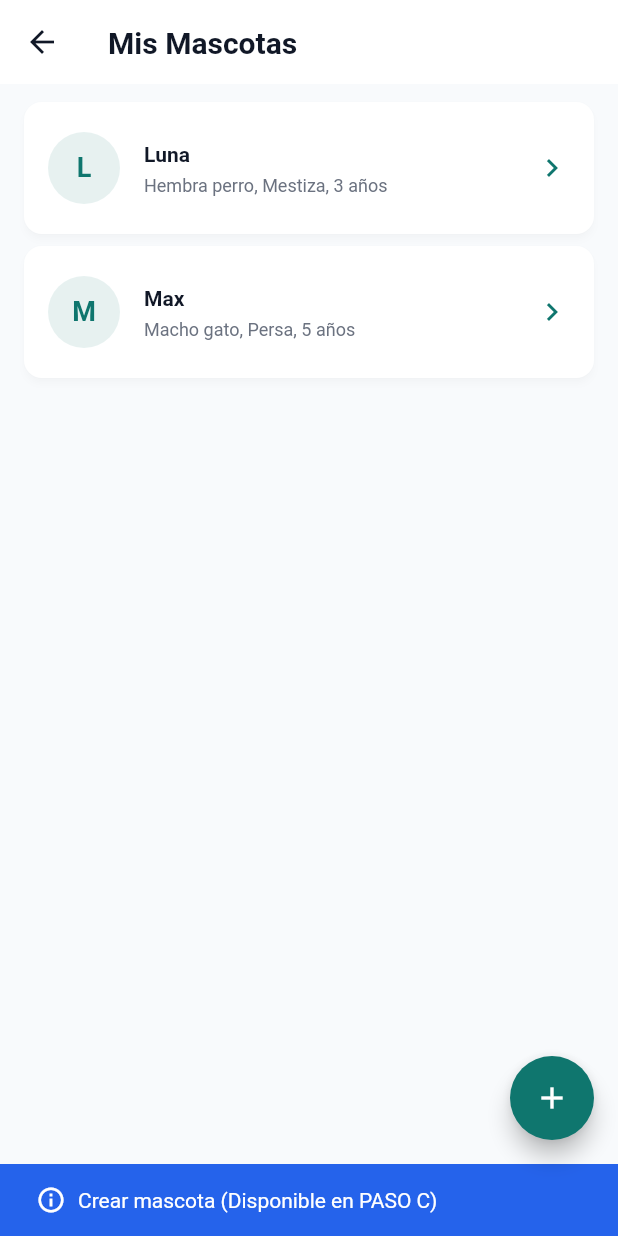
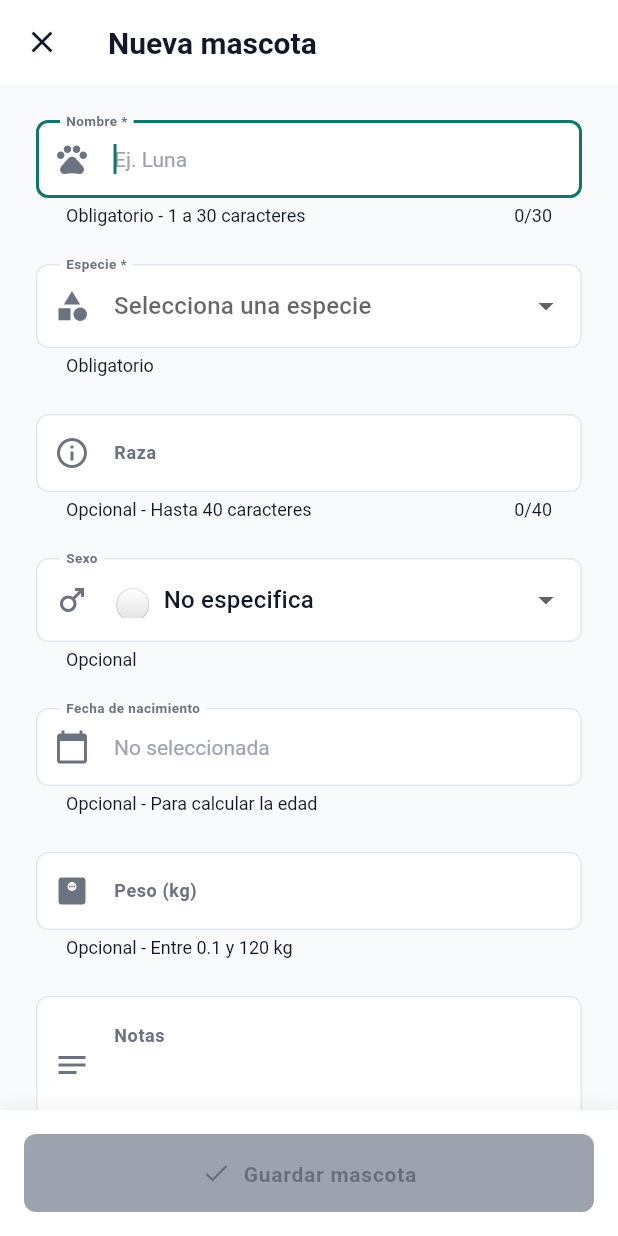
Before and after one commit to ESTAPIA/PetCare-Prototipo, a Flutter app: the PetListScreen screen opened directly, after a tap on the "add" icon, on a phone screen of 412 x 824 dp. Run offline on Flutter 3.47's test engine with Material 3 defaults, Android fonts, the phone set to English and light mode, and no system bars; our stand-ins replace shared_preferences, table_calendar; accounts and stored records are empty.

Commit message:
feat(PROC-001): PASO C - Formulario crear mascota con 7 campos y validaciones

```diff
--- a/lib/screens/pets/pet_list_screen.dart
+++ b/lib/screens/pets/pet_list_screen.dart
@@ -5,6 +5,7 @@ import '../../core/theme/app_spacing.dart';
 import '../../data/mock_pets.dart';
 import '../../models/pet.dart';
 import '../../widgets/common/empty_state.dart';
+import 'pet_new_screen.dart';
 
 /// SCR-PET-LIST: Pantalla de lista de mascotas (PROC-001)
 ///
@@ -98,33 +99,19 @@ class _PetListScreenState extends State<PetListScreen> {
 
   /// Navega a la pantalla de crear nueva mascota
   ///
-  /// PLACEHOLDER: Implementar cuando se complete PASO C
+  /// Abre formulario modal y recarga lista si se creó mascota
   Future<void> _navigateToCreatePet() async {
-    // TODO PASO C: Reemplazar con navegación real
-    // final result = await Navigator.pushNamed(context, AppRoutes.petNew);
-    // if (result == true) {
-    //   _loadPets(); // Recargar lista después de crear
-    // }
+    final result = await Navigator.push<bool>(
+      context,
+      MaterialPageRoute(
+        builder: (context) => const PetNewScreen(),
+        fullscreenDialog: true, // Muestra X en lugar de <-
+      ),
+    );
 
-    if (mounted) {
-      ScaffoldMessenger.of(context).showSnackBar(
-        const SnackBar(
-          content: Row(
-            children: [
-              Icon(Icons.info_outline, color: Colors.white, size: 20),
-              SizedBox(width: AppSpacing.sm),
-              Expanded(
-                child: Text(
-                  'Crear mascota (Disponible en PASO C)',
-                  style: TextStyle(fontSize: 14),
-                ),
-              ),
-            ],
-          ),
-          backgroundColor: AppColors.info,
-          duration: Duration(seconds: 3),
-        ),
-      );
+    // Si se creó una mascota, recargar la lista
+    if (result == true && mounted) {
+      _loadPets();
     }
   }
 
--- /dev/null
+++ b/lib/screens/pets/pet_new_screen.dart
@@ -0,0 +1,454 @@
+import 'package:flutter/material.dart';
+import 'package:flutter/services.dart';
+import 'package:intl/intl.dart';
+import '../../core/theme/app_colors.dart';
+import '../../core/theme/app_typography.dart';
+import '../../core/theme/app_spacing.dart';
+import '../../models/pet.dart';
+import '../../data/mock_pets.dart';
+
+/// SCR-PET-NEW: Crear nueva mascota (PROC-001)
+///
+/// Formulario completo para registrar una mascota con:
+/// - Campos obligatorios: nombre*, especie*
+/// - Campos opcionales: raza, sexo, fecha nacimiento, peso, notas
+/// - Validaciones inline según Pet.validarXXX()
+/// - Botón guardar con loading state
+///
+/// Tokens de diseño aplicados:
+/// - Tipografía: H1 (título), Label (campos), Body (inputs)
+/// - Color: Primary (botón, focus), Error (validación)
+/// - Espaciado: lg (24dp separación campos)
+/// - Componentes: TextFormField, DropdownButtonFormField
+class PetNewScreen extends StatefulWidget {
+  const PetNewScreen({super.key});
+
+  @override
+  State<PetNewScreen> createState() => _PetNewScreenState();
+}
+
+class _PetNewScreenState extends State<PetNewScreen> {
+  final _formKey = GlobalKey<FormState>();
+
+  // Controllers para campos de texto
+  final _nombreController = TextEditingController();
+  final _razaController = TextEditingController();
+  final _pesoController = TextEditingController();
+  final _notasController = TextEditingController();
+
+  // Estado del formulario
+  PetSpecies? _selectedEspecie;
+  PetGender _selectedSexo = PetGender.noEspecifica;
+  DateTime? _selectedFechaNacimiento;
+  bool _isSaving = false;
+
+  @override
+  void dispose() {
+    _nombreController.dispose();
+    _razaController.dispose();
+    _pesoController.dispose();
+    _notasController.dispose();
+    super.dispose();
+  }
+
+  /// Validar si el formulario tiene datos mínimos obligatorios
+  bool get _isFormValid {
+    return _nombreController.text.trim().isNotEmpty &&
+           _selectedEspecie != null;
+  }
+
+  /// Seleccionar fecha de nacimiento
+  ///
+  /// Abre DatePicker nativo con rango válido (no futuro)
+  Future<void> _selectFechaNacimiento() async {
+    final DateTime? picked = await showDatePicker(
+      context: context,
+      initialDate: _selectedFechaNacimiento ?? DateTime.now(),
+      firstDate: DateTime(1990), // Mascotas pueden tener hasta ~35 años
+      lastDate: DateTime.now(), // No fechas futuras
+      helpText: 'Selecciona fecha de nacimiento',
+      cancelText: 'Cancelar',
+      confirmText: 'Aceptar',
+      locale: const Locale('es'),
+    );
+
+    if (picked != null && picked != _selectedFechaNacimiento) {
+      setState(() {
+        _selectedFechaNacimiento = picked;
+      });
+    }
+  }
+
+  /// Guardar mascota en repositorio
+  ///
+  /// Flujo:
+  /// 1. Validar formulario
+  /// 2. Crear objeto Pet con datos
+  /// 3. Llamar a MockPetsRepository.createPet()
+  /// 4. Regresar con true para recargar lista
+  Future<void> _savePet() async {
+    // Validar formulario
+    if (!_formKey.currentState!.validate()) {
+      return;
+    }
+
+    // Validación adicional de campos obligatorios
+    if (!_isFormValid) {
+      ScaffoldMessenger.of(context).showSnackBar(
+        const SnackBar(
+          content: Row(
+            children: [
+              Icon(Icons.error_outline, color: Colors.white, size: 20),
+              SizedBox(width: AppSpacing.sm),
+              Expanded(
+                child: Text('Completa los campos obligatorios (*)'),
+              ),
+            ],
+          ),
+          backgroundColor: AppColors.error,
+          duration: Duration(seconds: 3),
+        ),
+      );
+      return;
+    }
+
+    setState(() => _isSaving = true);
+
+    try {
+      // Parsear peso si existe
+      double? peso;
+      if (_pesoController.text.trim().isNotEmpty) {
+        peso = double.tryParse(_pesoController.text.trim());
+      }
+
+      // Crear objeto Pet
+      final newPet = Pet(
+        id: '', // El repositorio generará el ID
+        nombre: _nombreController.text.trim(),
+        especie: _selectedEspecie!,
+        raza: _razaController.text.trim().isEmpty
+            ? null
+            : _razaController.text.trim(),
+        sexo: _selectedSexo,
+        fechaNacimiento: _selectedFechaNacimiento,
+        pesoKg: peso,
+        notas: _notasController.text.trim().isEmpty
+            ? null
+            : _notasController.text.trim(),
+      );
+
+      // Guardar en repositorio
+      await MockPetsRepository.createPet(newPet);
+
+      if (mounted) {
+        // Mostrar mensaje de éxito
+        ScaffoldMessenger.of(context).showSnackBar(
+          SnackBar(
+            content: Row(
+              children: [
+                const Icon(Icons.check_circle, color: Colors.white, size: 20),
+                const SizedBox(width: AppSpacing.sm),
+                Expanded(
+                  child: Text('${newPet.nombre} registrado exitosamente'),
+                ),
+              ],
+            ),
+            backgroundColor: AppColors.success,
+            duration: const Duration(seconds: 3),
+          ),
+        );
+
+        // Regresar con true para indicar que se creó una mascota
+        Navigator.pop(context, true);
+      }
+    } catch (e) {
+      if (mounted) {
+        setState(() => _isSaving = false);
+
+        ScaffoldMessenger.of(context).showSnackBar(
+          SnackBar(
+            content: Row(
+              children: [
+                const Icon(Icons.error_outline, color: Colors.white, size: 20),
+                const SizedBox(width: AppSpacing.sm),
+                Expanded(
+                  child: Text('Error al guardar: ${e.toString()}'),
+                ),
+              ],
+            ),
+            backgroundColor: AppColors.error,
+            duration: const Duration(seconds: 4),
+          ),
+        );
+      }
+    }
+  }
+
+  /// Construir campo de fecha de nacimiento
+  ///
+  /// InputDecorator + InkWell para abrir DatePicker
+  Widget _buildFechaNacimientoField() {
+    return InkWell(
+      onTap: _selectFechaNacimiento,
+      borderRadius: BorderRadius.circular(AppSpacing.radiusMd),
+      child: InputDecorator(
+        decoration: const InputDecoration(
+          labelText: 'Fecha de nacimiento',
+          hintText: 'Toca para seleccionar',
+          prefixIcon: Icon(Icons.calendar_today),
+          helperText: 'Opcional - Para calcular la edad',
+        ),
+        child: Text(
+          _selectedFechaNacimiento != null
+              ? DateFormat('dd/MM/yyyy', 'es').format(_selectedFechaNacimiento!)
+              : 'No seleccionada',
+          style: _selectedFechaNacimiento != null
+              ? AppTypography.body
+              : AppTypography.body.copyWith(color: AppColors.textDisabled),
+        ),
+      ),
+    );
+  }
+
+  @override
+  Widget build(BuildContext context) {
+    return Scaffold(
+      // AppBar con botón cerrar
+      appBar: AppBar(
+        title: Text(
+          'Nueva mascota',
+          style: AppTypography.h1,
+        ),
+        backgroundColor: AppColors.surface,
+        foregroundColor: AppColors.textPrimary,
+        elevation: 0,
+        leading: IconButton(
+          icon: const Icon(Icons.close),
+          onPressed: () => Navigator.pop(context),
+          tooltip: 'Cerrar sin guardar',
+        ),
+      ),
+      backgroundColor: AppColors.background,
+
+      body: Form(
+        key: _formKey,
+        onChanged: () => setState(() {}), // Actualizar estado para botón
+        child: Column(
+          children: [
+            // Formulario scrolleable
+            Expanded(
+              child: ListView(
+                padding: const EdgeInsets.all(AppSpacing.lg),
+                children: [
+                  // ========================================
+                  // 1. NOMBRE * (Obligatorio)
+                  // ========================================
+                  TextFormField(
+                    controller: _nombreController,
+                    decoration: const InputDecoration(
+                      labelText: 'Nombre *',
+                      hintText: 'Ej. Luna',
+                      prefixIcon: Icon(Icons.pets),
+                      helperText: 'Obligatorio - 1 a 30 caracteres',
+                    ),
+                    textCapitalization: TextCapitalization.words,
+                    autofocus: true,
+                    maxLength: 30,
+                    validator: Pet.validarNombre,
+                  ),
+                  const SizedBox(height: AppSpacing.lg),
+
+                  // ========================================
+                  // 2. ESPECIE * (Obligatorio)
+                  // ========================================
+                  DropdownButtonFormField<PetSpecies>(
+                    value: _selectedEspecie,
+                    decoration: const InputDecoration(
+                      labelText: 'Especie *',
+                      prefixIcon: Icon(Icons.category),
+                      helperText: 'Obligatorio',
+                    ),
+                    hint: const Text('Selecciona una especie'),
+                    items: PetSpecies.values.map((especie) {
+                      return DropdownMenuItem(
+                        value: especie,
+                        child: Row(
+                          children: [
+                            Text(
+                              especie.emoji,
+                              style: const TextStyle(fontSize: 20),
+                            ),
+                            const SizedBox(width: AppSpacing.sm),
+                            Text(especie.displayName),
+                          ],
+                        ),
+                      );
+                    }).toList(),
+                    onChanged: (value) {
+                      setState(() => _selectedEspecie = value);
+                    },
+                    validator: (value) {
+                      if (value == null) {
+                        return 'La especie es obligatoria';
+                      }
+                      return null;
+                    },
+                  ),
+                  const SizedBox(height: AppSpacing.lg),
+
+                  // ========================================
+                  // 3. RAZA (Opcional)
+                  // ========================================
+                  TextFormField(
+                    controller: _razaController,
+                    decoration: const InputDecoration(
+                      labelText: 'Raza',
+                      hintText: 'Ej. Mestiza, Siamés, Golden',
+                      prefixIcon: Icon(Icons.info_outline),
+                      helperText: 'Opcional - Hasta 40 caracteres',
+                    ),
+                    textCapitalization: TextCapitalization.words,
+                    maxLength: 40,
+                    validator: Pet.validarRaza,
+                  ),
+                  const SizedBox(height: AppSpacing.lg),
+
+                  // ========================================
+                  // 4. SEXO (Opcional, default: No especifica)
+                  // ========================================
+                  DropdownButtonFormField<PetGender>(
+                    value: _selectedSexo,
+                    decoration: const InputDecoration(
+                      labelText: 'Sexo',
+                      prefixIcon: Icon(Icons.male),
+                      helperText: 'Opcional',
+                    ),
+                    items: PetGender.values.map((sexo) {
+                      return DropdownMenuItem(
+                        value: sexo,
+                        child: Row(
+                          children: [
+                            Text(
+                              sexo.emoji,
+                              style: const TextStyle(fontSize: 20),
+                            ),
+                            const SizedBox(width: AppSpacing.sm),
+                            Text(sexo.displayName),
+                          ],
+                        ),
+                      );
+                    }).toList(),
+                    onChanged: (value) {
+                      if (value != null) {
+                        setState(() => _selectedSexo = value);
+                      }
+                    },
+                  ),
+                  const SizedBox(height: AppSpacing.lg),
+
+                  // ========================================
+                  // 5. FECHA DE NACIMIENTO (Opcional)
+                  // ========================================
+                  _buildFechaNacimientoField(),
+                  const SizedBox(height: AppSpacing.lg),
+
+                  // ========================================
+                  // 6. PESO (Opcional)
+                  // ========================================
+                  TextFormField(
+                    controller: _pesoController,
+                    decoration: const InputDecoration(
+                      labelText: 'Peso (kg)',
+                      hintText: 'Ej. 15.5',
+                      prefixIcon: Icon(Icons.monitor_weight),
+                      helperText: 'Opcional - Entre 0.1 y 120 kg',
+                      suffixText: 'kg',
+                    ),
+                    keyboardType: const TextInputType.numberWithOptions(decimal: true),
+                    inputFormatters: [
+                      FilteringTextInputFormatter.allow(RegExp(r'^\d+\.?\d{0,2}')),
+                    ],
+                    validator: Pet.validarPeso,
+                  ),
+                  const SizedBox(height: AppSpacing.lg),
+
+                  // ========================================
+                  // 7. NOTAS (Opcional)
+                  // ========================================
+                  TextFormField(
+                    controller: _notasController,
+                    decoration: const InputDecoration(
+                      labelText: 'Notas',
+                      hintText: 'Información adicional sobre tu mascota...',
+                      prefixIcon: Icon(Icons.notes),
+                      helperText: 'Opcional - Hasta 200 caracteres',
+                      alignLabelWithHint: true,
+                    ),
+                    textCapitalization: TextCapitalization.sentences,
+                    maxLength: 200,
+                    maxLines: 3,
+                    validator: Pet.validarNotas,
+                  ),
+
+                  // Espaciado final para que el último campo no quede pegado al botón
+                  const SizedBox(height: AppSpacing.xxl),
+                ],
+              ),
+            ),
+
+            // ========================================
+            // BOTÓN GUARDAR (siempre visible, deshabilitado si inválido)
+            // ========================================
+            Container(
+              width: double.infinity,
+              padding: const EdgeInsets.all(AppSpacing.md),
+              decoration: BoxDecoration(
+                color: AppColors.surface,
+                boxShadow: [
+                  BoxShadow(
+                    color: Colors.black.withValues(alpha: 0.05),
+                    blurRadius: 8,
+                    offset: const Offset(0, -2),
+                  ),
+                ],
+              ),
+              child: ElevatedButton(
+                onPressed: _isSaving || !_isFormValid ? null : _savePet,
+                style: ElevatedButton.styleFrom(
+                  backgroundColor: AppColors.primary,
+                  foregroundColor: Colors.white,
+                  disabledBackgroundColor: AppColors.textDisabled,
+                  minimumSize: const Size(double.infinity, AppSpacing.minTouchTarget),
+                  padding: const EdgeInsets.symmetric(vertical: AppSpacing.md),
+                  shape: RoundedRectangleBorder(
+                    borderRadius: BorderRadius.circular(AppSpacing.radiusMd),
+                  ),
+                ),
+                child: _isSaving
+                    ? const SizedBox(
+                        height: 20,
+                        width: 20,
+                        child: CircularProgressIndicator(
+                          strokeWidth: 2,
+                          valueColor: AlwaysStoppedAnimation<Color>(Colors.white),
+                        ),
+                      )
+                    : Row(
+                        mainAxisAlignment: MainAxisAlignment.center,
+                        children: [
+                          const Icon(Icons.check, size: 20),
+                          const SizedBox(width: AppSpacing.sm),
+                          Text(
+                            'Guardar mascota',
+                            style: AppTypography.button,
+                          ),
+                        ],
+                      ),
+              ),
+            ),
+          ],
+        ),
+      ),
+    );
+  }
+}
```
